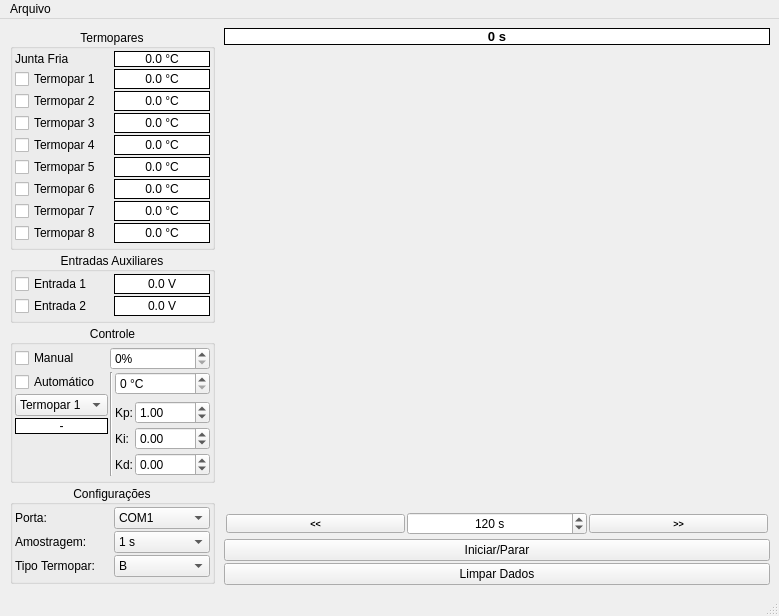
Above: uifiles/TCMon.ui from eduardobatista/TCMonPy before the change. Below: the same form after it.
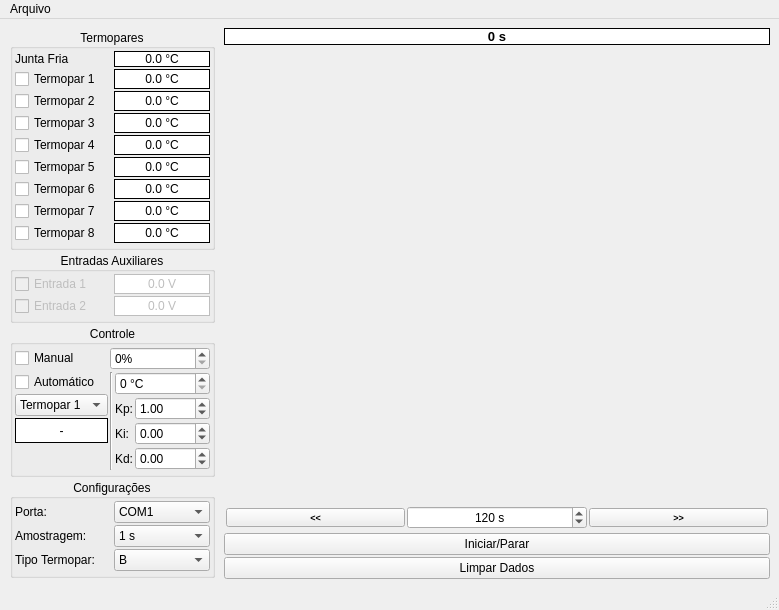
That is the form after the change.

```diff
--- a/uifiles/TCMon.ui
+++ b/uifiles/TCMon.ui
@@ -7,7 +7,7 @@
     <x>0</x>
     <y>0</y>
     <width>779</width>
-    <height>531</height>
+    <height>536</height>
    </rect>
   </property>
   <property name="sizePolicy">
@@ -104,6 +104,9 @@
           </property>
           <item row="0" column="0">
            <widget class="QCheckBox" name="checkE1">
+            <property name="enabled">
+             <bool>false</bool>
+            </property>
             <property name="sizePolicy">
              <sizepolicy hsizetype="Preferred" vsizetype="Fixed">
               <horstretch>0</horstretch>
@@ -117,6 +120,9 @@
           </item>
           <item row="2" column="0">
            <widget class="QCheckBox" name="checkE2">
+            <property name="enabled">
+             <bool>false</bool>
+            </property>
             <property name="sizePolicy">
              <sizepolicy hsizetype="Preferred" vsizetype="Fixed">
               <horstretch>0</horstretch>
@@ -130,6 +136,9 @@
           </item>
           <item row="0" column="1">
            <widget class="QLabel" name="valE2">
+            <property name="enabled">
+             <bool>false</bool>
+            </property>
             <property name="autoFillBackground">
              <bool>false</bool>
             </property>
@@ -152,6 +161,9 @@
           </item>
           <item row="2" column="1">
            <widget class="QLabel" name="valE1">
+            <property name="enabled">
+             <bool>false</bool>
+            </property>
             <property name="autoFillBackground">
              <bool>false</bool>
             </property>
@@ -175,7 +187,7 @@
          </layout>
         </widget>
        </item>
-       <item row="13" column="0" colspan="2">
+       <item row="15" column="0" colspan="2">
         <widget class="QGroupBox" name="groupBox_3">
          <property name="title">
           <string>Configurações</string>
@@ -403,18 +415,256 @@
          </layout>
         </widget>
        </item>
-       <item row="22" column="0" colspan="2">
-        <spacer name="verticalSpacer">
-         <property name="orientation">
-          <enum>Qt::Vertical</enum>
+       <item row="13" column="0" colspan="2">
+        <widget class="QGroupBox" name="grupoControle">
+         <property name="title">
+          <string>Controle</string>
          </property>
-         <property name="sizeHint" stdset="0">
-          <size>
-           <width>20</width>
-           <height>40</height>
-          </size>
+         <property name="alignment">
+          <set>Qt::AlignCenter</set>
          </property>
-        </spacer>
+         <property name="flat">
+          <bool>false</bool>
+         </property>
+         <layout class="QGridLayout" name="gridLayout_6">
+          <property name="leftMargin">
+           <number>2</number>
+          </property>
+          <property name="topMargin">
+           <number>2</number>
+          </property>
+          <property name="rightMargin">
+           <number>2</number>
+          </property>
+          <property name="bottomMargin">
+           <number>4</number>
+          </property>
+          <property name="spacing">
+           <number>2</number>
+          </property>
+          <item row="1" column="1">
+           <widget class="QSpinBox" name="spinCtrlManual">
+            <property name="suffix">
+             <string>%</string>
+            </property>
+            <property name="maximum">
+             <number>100</number>
+            </property>
+           </widget>
+          </item>
+          <item row="4" column="0">
+           <widget class="QLabel" name="valPower">
+            <property name="styleSheet">
+             <string notr="true">background-color: rgb(255, 255, 255);</string>
+            </property>
+            <property name="frameShape">
+             <enum>QFrame::Box</enum>
+            </property>
+            <property name="text">
+             <string>-</string>
+            </property>
+            <property name="alignment">
+             <set>Qt::AlignCenter</set>
+            </property>
+           </widget>
+          </item>
+          <item row="2" column="0">
+           <widget class="QCheckBox" name="checkCtrlAuto">
+            <property name="text">
+             <string>Automático</string>
+            </property>
+           </widget>
+          </item>
+          <item row="3" column="0">
+           <widget class="QComboBox" name="comboTermoparCtrl">
+            <item>
+             <property name="text">
+              <string>Termopar 1</string>
+             </property>
+            </item>
+            <item>
+             <property name="text">
+              <string>Termopar 2</string>
+             </property>
+            </item>
+            <item>
+             <property name="text">
+              <string>Termopar 3</string>
+             </property>
+            </item>
+            <item>
+             <property name="text">
+              <string>Termopar 4</string>
+             </property>
+            </item>
+            <item>
+             <property name="text">
+              <string>Termopar 5</string>
+             </property>
+            </item>
+            <item>
+             <property name="text">
+              <string>Termopar 6</string>
+             </property>
+            </item>
+            <item>
+             <property name="text">
+              <string>Termopar 7</string>
+             </property>
+            </item>
+            <item>
+             <property name="text">
+              <string>Termopar 8</string>
+             </property>
+            </item>
+           </widget>
+          </item>
+          <item row="1" column="0">
+           <widget class="QCheckBox" name="checkCtrlManual">
+            <property name="text">
+             <string>Manual</string>
+            </property>
+           </widget>
+          </item>
+          <item row="2" column="1" rowspan="4">
+           <widget class="QWidget" name="widget_3" native="true">
+            <property name="sizePolicy">
+             <sizepolicy hsizetype="Preferred" vsizetype="Fixed">
+              <horstretch>0</horstretch>
+              <verstretch>0</verstretch>
+             </sizepolicy>
+            </property>
+            <layout class="QGridLayout" name="gridLayout_2">
+             <property name="leftMargin">
+              <number>0</number>
+             </property>
+             <property name="topMargin">
+              <number>0</number>
+             </property>
+             <property name="rightMargin">
+              <number>0</number>
+             </property>
+             <property name="bottomMargin">
+              <number>0</number>
+             </property>
+             <property name="spacing">
+              <number>2</number>
+             </property>
+             <item row="0" column="1" colspan="2">
+              <widget class="QDoubleSpinBox" name="spinSetPoint">
+               <property name="suffix">
+                <string> °C</string>
+               </property>
+               <property name="decimals">
+                <number>0</number>
+               </property>
+              </widget>
+             </item>
+             <item row="1" column="1">
+              <widget class="QLabel" name="label_2">
+               <property name="sizePolicy">
+                <sizepolicy hsizetype="Minimum" vsizetype="Preferred">
+                 <horstretch>0</horstretch>
+                 <verstretch>0</verstretch>
+                </sizepolicy>
+               </property>
+               <property name="text">
+                <string>Kp:</string>
+               </property>
+              </widget>
+             </item>
+             <item row="1" column="2">
+              <widget class="QDoubleSpinBox" name="spinKp">
+               <property name="sizePolicy">
+                <sizepolicy hsizetype="Expanding" vsizetype="Fixed">
+                 <horstretch>0</horstretch>
+                 <verstretch>0</verstretch>
+                </sizepolicy>
+               </property>
+               <property name="minimum">
+                <double>-1000.000000000000000</double>
+               </property>
+               <property name="maximum">
+                <double>1000.000000000000000</double>
+               </property>
+               <property name="value">
+                <double>1.000000000000000</double>
+               </property>
+              </widget>
+             </item>
+             <item row="2" column="1">
+              <widget class="QLabel" name="label_3">
+               <property name="sizePolicy">
+                <sizepolicy hsizetype="Minimum" vsizetype="Preferred">
+                 <horstretch>0</horstretch>
+                 <verstretch>0</verstretch>
+                </sizepolicy>
+               </property>
+               <property name="text">
+                <string>Ki:</string>
+               </property>
+              </widget>
+             </item>
+             <item row="2" column="2">
+              <widget class="QDoubleSpinBox" name="spinKi">
+               <property name="sizePolicy">
+                <sizepolicy hsizetype="Preferred" vsizetype="Fixed">
+                 <horstretch>0</horstretch>
+                 <verstretch>0</verstretch>
+                </sizepolicy>
+               </property>
+               <property name="minimum">
+                <double>-1000.000000000000000</double>
+               </property>
+               <property name="maximum">
+                <double>1000.000000000000000</double>
+               </property>
+              </widget>
+             </item>
+             <item row="3" column="1">
+              <widget class="QLabel" name="label_4">
+               <property name="sizePolicy">
+                <sizepolicy hsizetype="Minimum" vsizetype="Preferred">
+                 <horstretch>0</horstretch>
+                 <verstretch>0</verstretch>
+                </sizepolicy>
+               </property>
+               <property name="text">
+                <string>Kd:</string>
+               </property>
+              </widget>
+             </item>
+             <item row="3" column="2">
+              <widget class="QDoubleSpinBox" name="spinKd">
+               <property name="sizePolicy">
+                <sizepolicy hsizetype="Preferred" vsizetype="Fixed">
+                 <horstretch>0</horstretch>
+                 <verstretch>0</verstretch>
+                </sizepolicy>
+               </property>
+               <property name="minimum">
+                <double>-1000.000000000000000</double>
+               </property>
+               <property name="maximum">
+                <double>1000.000000000000000</double>
+               </property>
+               <property name="value">
+                <double>0.000000000000000</double>
+               </property>
+              </widget>
+             </item>
+             <item row="0" column="0" rowspan="4">
+              <widget class="Line" name="line_3">
+               <property name="orientation">
+                <enum>Qt::Vertical</enum>
+               </property>
+              </widget>
+             </item>
+            </layout>
+           </widget>
+          </item>
+         </layout>
+        </widget>
        </item>
        <item row="2" column="0" colspan="2">
         <widget class="QGroupBox" name="groupBox_2">
@@ -752,266 +1002,70 @@
          </layout>
         </widget>
        </item>
+       <item row="24" column="0" colspan="2">
+        <spacer name="verticalSpacer">
+         <property name="orientation">
+          <enum>Qt::Vertical</enum>
+         </property>
+         <property name="sizeHint" stdset="0">
+          <size>
+           <width>20</width>
+           <height>40</height>
+          </size>
+         </property>
+        </spacer>
+       </item>
+       <item row="14" column="0" colspan="2">
+        <spacer name="verticalSpacer_2">
+         <property name="orientation">
+          <enum>Qt::Vertical</enum>
+         </property>
+         <property name="sizeHint" stdset="0">
+          <size>
+           <width>20</width>
+           <height>40</height>
+          </size>
+         </property>
+        </spacer>
+       </item>
        <item row="12" column="0" colspan="2">
-        <widget class="QGroupBox" name="grupoControle">
-         <property name="title">
-          <string>Controle</string>
+        <spacer name="verticalSpacer_3">
+         <property name="orientation">
+          <enum>Qt::Vertical</enum>
          </property>
-         <property name="alignment">
-          <set>Qt::AlignCenter</set>
+         <property name="sizeHint" stdset="0">
+          <size>
+           <width>20</width>
+           <height>40</height>
+          </size>
          </property>
-         <property name="flat">
-          <bool>false</bool>
+        </spacer>
+       </item>
+       <item row="3" column="0" colspan="2">
+        <spacer name="verticalSpacer_4">
+         <property name="orientation">
+          <enum>Qt::Vertical</enum>
          </property>
-         <layout class="QGridLayout" name="gridLayout_6">
-          <property name="leftMargin">
-           <number>2</number>
-          </property>
-          <property name="topMargin">
-           <number>2</number>
-          </property>
-          <property name="rightMargin">
-           <number>2</number>
-          </property>
-          <property name="bottomMargin">
-           <number>4</number>
-          </property>
-          <property name="spacing">
-           <number>2</number>
-          </property>
-          <item row="2" column="0">
-           <widget class="QCheckBox" name="checkCtrlAuto">
-            <property name="text">
-             <string>Automático</string>
-            </property>
-           </widget>
-          </item>
-          <item row="1" column="1">
-           <widget class="QSpinBox" name="spinCtrlManual">
-            <property name="suffix">
-             <string>%</string>
-            </property>
-            <property name="maximum">
-             <number>100</number>
-            </property>
-           </widget>
-          </item>
-          <item row="4" column="0">
-           <widget class="QLabel" name="valPower">
-            <property name="styleSheet">
-             <string notr="true">background-color: rgb(255, 255, 255);</string>
-            </property>
-            <property name="frameShape">
-             <enum>QFrame::Box</enum>
-            </property>
-            <property name="text">
-             <string>-</string>
-            </property>
-            <property name="alignment">
-             <set>Qt::AlignCenter</set>
-            </property>
-           </widget>
-          </item>
-          <item row="3" column="0">
-           <widget class="QComboBox" name="comboTermoparCtrl">
-            <item>
-             <property name="text">
-              <string>Termopar 1</string>
-             </property>
-            </item>
-            <item>
-             <property name="text">
-              <string>Termopar 2</string>
-             </property>
-            </item>
-            <item>
-             <property name="text">
-              <string>Termopar 3</string>
-             </property>
-            </item>
-            <item>
-             <property name="text">
-              <string>Termopar 4</string>
-             </property>
-            </item>
-            <item>
-             <property name="text">
-              <string>Termopar 5</string>
-             </property>
-            </item>
-            <item>
-             <property name="text">
-              <string>Termopar 6</string>
-             </property>
-            </item>
-            <item>
-             <property name="text">
-              <string>Termopar 7</string>
-             </property>
-            </item>
-            <item>
-             <property name="text">
-              <string>Termopar 8</string>
-             </property>
-            </item>
-           </widget>
-          </item>
-          <item row="1" column="0">
-           <widget class="QCheckBox" name="checkCtrlManual">
-            <property name="text">
-             <string>Manual</string>
-            </property>
-           </widget>
-          </item>
-          <item row="5" column="0">
-           <spacer name="verticalSpacer_2">
-            <property name="orientation">
-             <enum>Qt::Vertical</enum>
-            </property>
-            <property name="sizeHint" stdset="0">
-             <size>
-              <width>20</width>
-              <height>40</height>
-             </size>
-            </property>
-           </spacer>
-          </item>
-          <item row="2" column="1" rowspan="4">
-           <widget class="QWidget" name="widget_3" native="true">
-            <layout class="QGridLayout" name="gridLayout_2">
-             <property name="leftMargin">
-              <number>0</number>
-             </property>
-             <property name="topMargin">
-              <number>0</number>
-             </property>
-             <property name="rightMargin">
-              <number>0</number>
-             </property>
-             <property name="bottomMargin">
-              <number>0</number>
-             </property>
-             <property name="horizontalSpacing">
-              <number>2</number>
-             </property>
-             <property name="verticalSpacing">
-              <number>3</number>
-             </property>
-             <item row="2" column="2">
-              <widget class="QDoubleSpinBox" name="spinKp">
-               <property name="sizePolicy">
-                <sizepolicy hsizetype="Expanding" vsizetype="Fixed">
-                 <horstretch>0</horstretch>
-                 <verstretch>0</verstretch>
-                </sizepolicy>
-               </property>
-               <property name="minimum">
-                <double>-1000.000000000000000</double>
-               </property>
-               <property name="maximum">
-                <double>1000.000000000000000</double>
-               </property>
-               <property name="value">
-                <double>1.000000000000000</double>
-               </property>
-              </widget>
-             </item>
-             <item row="3" column="1">
-              <widget class="QLabel" name="label_3">
-               <property name="sizePolicy">
-                <sizepolicy hsizetype="Minimum" vsizetype="Preferred">
-                 <horstretch>0</horstretch>
-                 <verstretch>0</verstretch>
-                </sizepolicy>
-               </property>
-               <property name="text">
-                <string>Ki:</string>
-               </property>
-              </widget>
-             </item>
-             <item row="4" column="2">
-              <widget class="QDoubleSpinBox" name="spinKd">
-               <property name="sizePolicy">
-                <sizepolicy hsizetype="Preferred" vsizetype="Fixed">
-                 <horstretch>0</horstretch>
-                 <verstretch>0</verstretch>
-                </sizepolicy>
-               </property>
-               <property name="minimum">
-                <double>-1000.000000000000000</double>
-               </property>
-               <property name="maximum">
-                <double>1000.000000000000000</double>
-               </property>
-               <property name="value">
-                <double>0.000000000000000</double>
-               </property>
-              </widget>
-             </item>
-             <item row="4" column="1">
-              <widget class="QLabel" name="label_4">
-               <property name="sizePolicy">
-                <sizepolicy hsizetype="Minimum" vsizetype="Preferred">
-                 <horstretch>0</horstretch>
-                 <verstretch>0</verstretch>
-                </sizepolicy>
-               </property>
-               <property name="text">
-                <string>Kd:</string>
-               </property>
-              </widget>
-             </item>
-             <item row="3" column="2">
-              <widget class="QDoubleSpinBox" name="spinKi">
-               <property name="sizePolicy">
-                <sizepolicy hsizetype="Preferred" vsizetype="Fixed">
-                 <horstretch>0</horstretch>
-                 <verstretch>0</verstretch>
-                </sizepolicy>
-               </property>
-               <property name="minimum">
-                <double>-1000.000000000000000</double>
-               </property>
-               <property name="maximum">
-                <double>1000.000000000000000</double>
-               </property>
-              </widget>
-             </item>
-             <item row="2" column="1">
-              <widget class="QLabel" name="label_2">
-               <property name="sizePolicy">
-                <sizepolicy hsizetype="Minimum" vsizetype="Preferred">
-                 <horstretch>0</horstretch>
-                 <verstretch>0</verstretch>
-                </sizepolicy>
-               </property>
-               <property name="text">
-                <string>Kp:</string>
-               </property>
-              </widget>
-             </item>
-             <item row="0" column="0" rowspan="5">
-              <widget class="Line" name="line_3">
-               <property name="orientation">
-                <enum>Qt::Vertical</enum>
-               </property>
-              </widget>
-             </item>
-             <item row="0" column="1" colspan="2">
-              <widget class="QDoubleSpinBox" name="spinSetPoint">
-               <property name="suffix">
-                <string> °C</string>
-               </property>
-               <property name="decimals">
-                <number>0</number>
-               </property>
-              </widget>
-             </item>
-            </layout>
-           </widget>
-          </item>
-         </layout>
-        </widget>
+         <property name="sizeHint" stdset="0">
+          <size>
+           <width>20</width>
+           <height>40</height>
+          </size>
+         </property>
+        </spacer>
+       </item>
+       <item row="0" column="0" colspan="2">
+        <spacer name="verticalSpacer_5">
+         <property name="orientation">
+          <enum>Qt::Vertical</enum>
+         </property>
+         <property name="sizeHint" stdset="0">
+          <size>
+           <width>20</width>
+           <height>40</height>
+          </size>
+         </property>
+        </spacer>
        </item>
       </layout>
      </widget>
```
Left out of the diff: 6 changed lines with no effect on the pictures.
